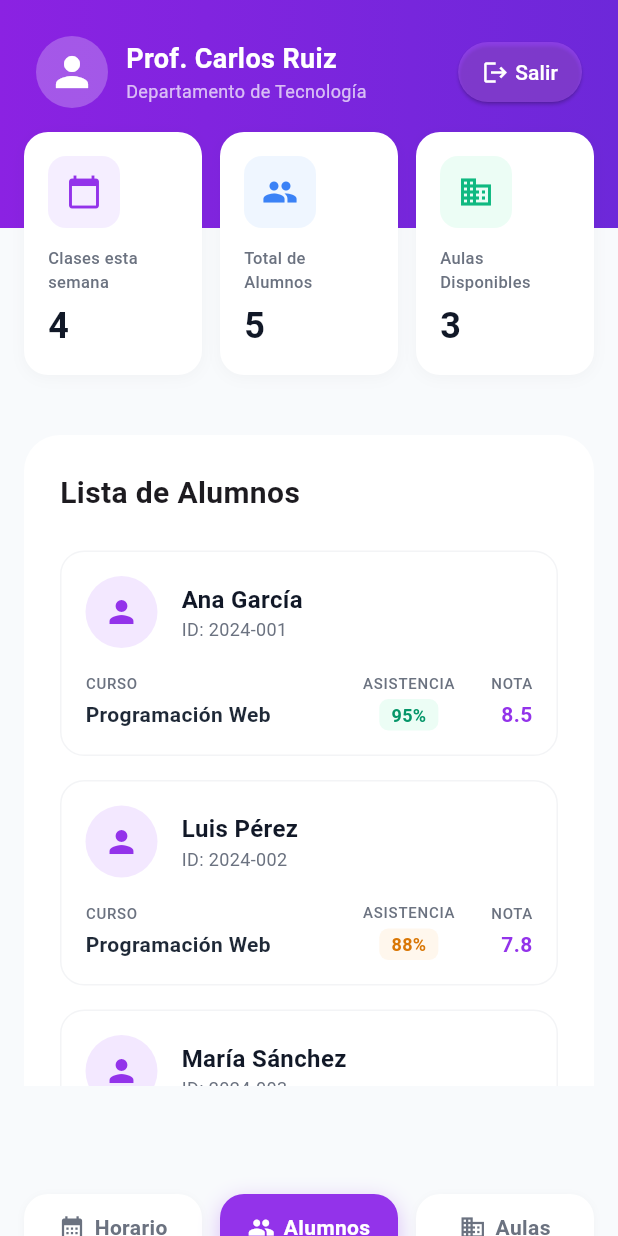
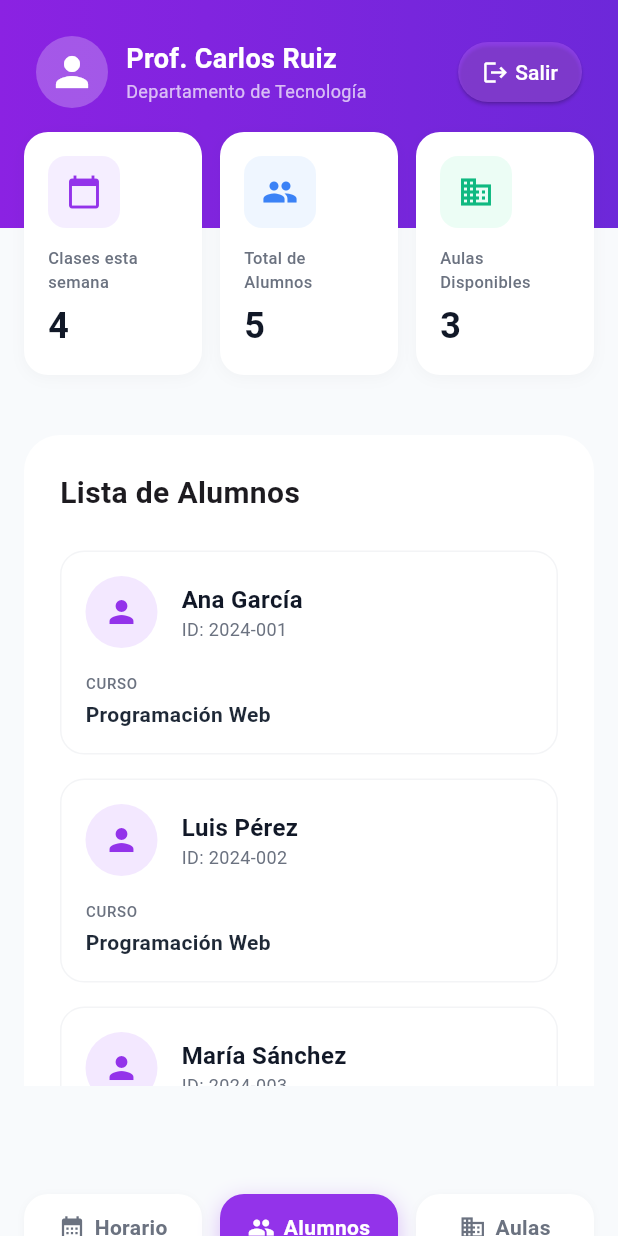
Before and after one commit to Alex-dev99/flutter_academia_alejandro, a Flutter app: the DashboardProfesorScreen screen opened by its route, on a phone screen of 412 x 824 dp. Run offline on Flutter 3.47's test engine with Material 3 defaults, Android fonts, the phone set to English and light mode, and no system bars; our stand-ins replace equatable, flutter_bloc.

Commit message:
actualizada aplicacion movil

```diff
--- a/lib/screens/dashboard_alumno_screen.dart
+++ b/lib/screens/dashboard_alumno_screen.dart
@@ -98,6 +98,7 @@ class _DashboardAlumnoScreenState extends State<DashboardAlumnoScreen> {
             icono: Icons.calendar_month,
             texto: 'Horarios',
             estaSeleccionado: _tabSeleccionado == 0,
+            colorSeleccionado: Color(0xFF05A3C7),
             onTap: () => setState(() => _tabSeleccionado = 0),
           ),
           const SizedBox(width: 8),
@@ -105,6 +106,7 @@ class _DashboardAlumnoScreenState extends State<DashboardAlumnoScreen> {
             icono: Icons.payments,
             texto: 'Pagos',
             estaSeleccionado: _tabSeleccionado == 1,
+            colorSeleccionado: Color(0xFF05A3C7),
             onTap: () => setState(() => _tabSeleccionado = 1),
           ),
           const SizedBox(width: 8),
@@ -112,6 +114,7 @@ class _DashboardAlumnoScreenState extends State<DashboardAlumnoScreen> {
             icono: Icons.meeting_room,
             texto: 'Aulas',
             estaSeleccionado: _tabSeleccionado == 2,
+            colorSeleccionado: Color(0xFF05A3C7),
             onTap: () => setState(() => _tabSeleccionado = 2),
           ),
         ],
--- a/lib/screens/dashboard_profesor_screen.dart
+++ b/lib/screens/dashboard_profesor_screen.dart
@@ -153,10 +153,7 @@ class _DashboardProfesorScreenState extends State<DashboardProfesorScreen> {
                 nombre: 'Ana García',
                 id: '2024-001',
                 curso: 'Programación Web',
-                asistencia: 95,
-                colorAsistencia: Color(0xFFECFDF5),
-                colorTextoAsistencia: Color(0xFF059669),
-                nota: 8.5,
+
               ),
               SizedBox(height: 16),
 
@@ -164,10 +161,7 @@ class _DashboardProfesorScreenState extends State<DashboardProfesorScreen> {
                 nombre: 'Luis Pérez',
                 id: '2024-002',
                 curso: 'Programación Web',
-                asistencia: 88,
-                colorAsistencia: Color(0xFFFFF7ED),
-                colorTextoAsistencia: Color(0xFFD97706),
-                nota: 7.8,
+
               ),
               SizedBox(height: 16),
 
@@ -175,10 +169,7 @@ class _DashboardProfesorScreenState extends State<DashboardProfesorScreen> {
                 nombre: 'María Sánchez',
                 id: '2024-003',
                 curso: 'Diseño Web',
-                asistencia: 92,
-                colorAsistencia: Color(0xFFECFDF5),
-                colorTextoAsistencia: Color(0xFF059669),
-                nota: 9.0,
+
               ),
             ],
           ),
--- a/lib/widgets/tarjeta_alumno.dart
+++ b/lib/widgets/tarjeta_alumno.dart
@@ -4,20 +4,14 @@ class TarjetaAlumno extends StatelessWidget {
   final String nombre;
   final String id;
   final String curso;
-  final int asistencia;
-  final Color colorAsistencia;
-  final Color colorTextoAsistencia;
-  final double nota;
+
 
   const TarjetaAlumno({
     super.key,
     required this.nombre,
     required this.id,
     required this.curso,
-    required this.asistencia,
-    required this.colorAsistencia,
-    required this.colorTextoAsistencia,
-    required this.nota,
+
   });
 
   @override
@@ -106,32 +100,12 @@ class TarjetaAlumno extends StatelessWidget {
 
               Column(
                 children: [
-                  const Text(
-                    'ASISTENCIA',
-                    style: TextStyle(
-                      fontSize: 10,
-                      color: Color(0xFF6B7280),
-                      fontWeight: FontWeight.w500,
-                      letterSpacing: 0.5,
-                    ),
-                  ),
+
                   const SizedBox(height: 4),
                   Container(
                     padding: const EdgeInsets.symmetric(
                       horizontal: 8,
                       vertical: 2,
-                    ),
-                    decoration: BoxDecoration(
-                      color: colorAsistencia,
-                      borderRadius: BorderRadius.circular(6),
-                    ),
-                    child: Text(
-                      '$asistencia%',
-                      style: TextStyle(
-                        fontSize: 12,
-                        fontWeight: FontWeight.bold,
-                        color: colorTextoAsistencia,
-                      ),
                     ),
                   ),
                 ],
@@ -142,24 +116,8 @@ class TarjetaAlumno extends StatelessWidget {
               Column(
                 crossAxisAlignment: CrossAxisAlignment.end,
                 children: [
-                  const Text(
-                    'NOTA',
-                    style: TextStyle(
-                      fontSize: 10,
-                      color: Color(0xFF6B7280),
-                      fontWeight: FontWeight.w500,
-                      letterSpacing: 0.5,
-                    ),
-                  ),
                   const SizedBox(height: 4),
-                  Text(
-                    nota.toString(),
-                    style: const TextStyle(
-                      fontSize: 14,
-                      fontWeight: FontWeight.bold,
-                      color: Color(0xFF9333EA),
-                    ),
-                  ),
+
                 ],
               ),
             ],
```
